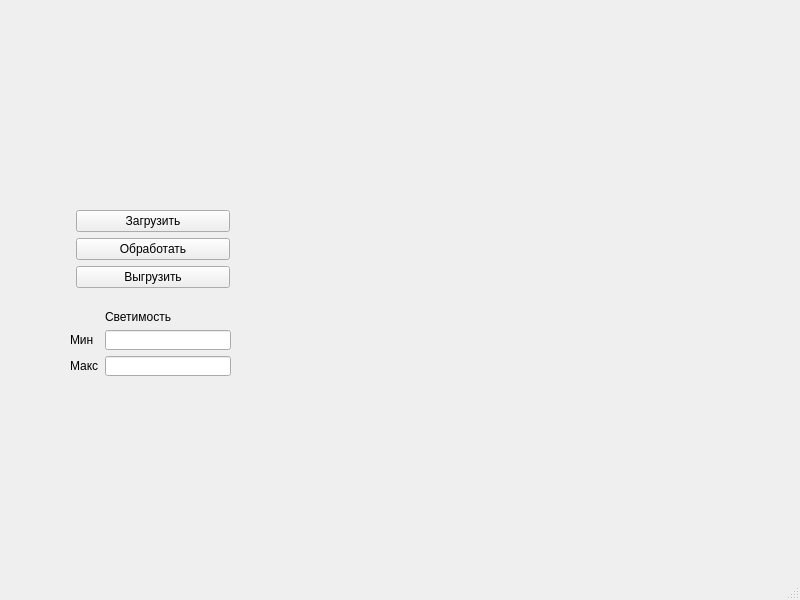
Ezachka/star_catching, file mainwindow.ui: the form before one commit.
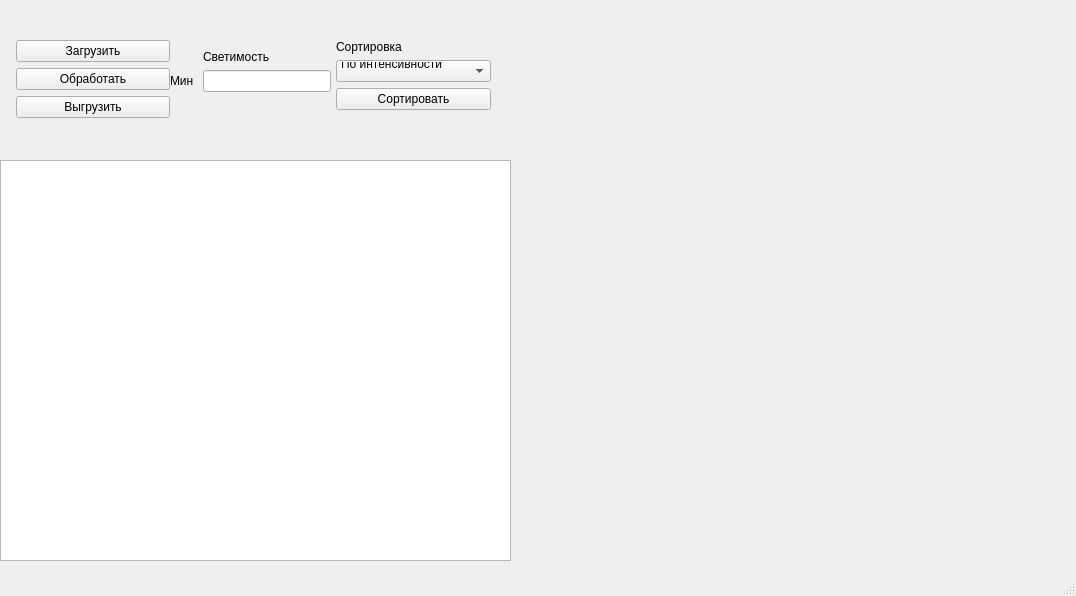
The form after the commit.

Diff of the .ui file:
```diff
--- a/mainwindow.ui
+++ b/mainwindow.ui
@@ -6,8 +6,8 @@
    <rect>
     <x>0</x>
     <y>0</y>
-    <width>800</width>
-    <height>600</height>
+    <width>1076</width>
+    <height>596</height>
    </rect>
   </property>
   <property name="windowTitle">
@@ -17,8 +17,8 @@
    <widget class="QWidget" name="formLayoutWidget">
     <property name="geometry">
      <rect>
-      <x>70</x>
-      <y>210</y>
+      <x>10</x>
+      <y>40</y>
       <width>160</width>
       <height>80</height>
      </rect>
@@ -50,7 +50,7 @@
    <widget class="QLabel" name="imageLabel">
     <property name="geometry">
      <rect>
-      <x>270</x>
+      <x>540</x>
       <y>20</y>
       <width>512</width>
       <height>512</height>
@@ -63,34 +63,24 @@
    <widget class="QWidget" name="formLayoutWidget_2">
     <property name="geometry">
      <rect>
-      <x>70</x>
-      <y>310</y>
+      <x>170</x>
+      <y>50</y>
       <width>161</width>
       <height>66</height>
      </rect>
     </property>
     <layout class="QFormLayout" name="formLayout_2">
-     <item row="1" column="0">
+     <item row="2" column="0">
       <widget class="QLabel" name="label">
        <property name="text">
         <string>Мин </string>
        </property>
       </widget>
      </item>
-     <item row="2" column="0">
-      <widget class="QLabel" name="label_2">
-       <property name="text">
-        <string>Макс</string>
-       </property>
-      </widget>
-     </item>
-     <item row="1" column="1">
+     <item row="2" column="1">
       <widget class="QLineEdit" name="light_min"/>
      </item>
-     <item row="2" column="1">
-      <widget class="QLineEdit" name="light_max"/>
-     </item>
-     <item row="0" column="1">
+     <item row="1" column="1">
       <widget class="QLabel" name="label_3">
        <property name="text">
         <string>Светимость </string>
@@ -99,6 +89,69 @@
      </item>
     </layout>
    </widget>
+   <widget class="QTableWidget" name="tableWidget">
+    <property name="geometry">
+     <rect>
+      <x>0</x>
+      <y>160</y>
+      <width>511</width>
+      <height>401</height>
+     </rect>
+    </property>
+   </widget>
+   <widget class="QWidget" name="formLayoutWidget_3">
+    <property name="geometry">
+     <rect>
+      <x>330</x>
+      <y>40</y>
+      <width>161</width>
+      <height>101</height>
+     </rect>
+    </property>
+    <layout class="QFormLayout" name="formLayout_3">
+     <item row="0" column="1">
+      <widget class="QLabel" name="label_4">
+       <property name="text">
+        <string>Сортировка</string>
+       </property>
+      </widget>
+     </item>
+     <item row="1" column="1">
+      <widget class="QComboBox" name="sortComboBox">
+       <item>
+        <property name="text">
+         <string>По интенсивности
+</string>
+        </property>
+       </item>
+       <item>
+        <property name="text">
+         <string>По количеству пикселей
+</string>
+        </property>
+       </item>
+       <item>
+        <property name="text">
+         <string>По координате X</string>
+        </property>
+       </item>
+       <item>
+        <property name="text">
+         <string>По координате Y
+</string>
+        </property>
+       </item>
+      </widget>
+     </item>
+     <item row="2" column="1">
+      <widget class="QPushButton" name="sortButton">
+       <property name="text">
+        <string>Сортировать</string>
+       </property>
+      </widget>
+     </item>
+    </layout>
+   </widget>
   </widget>
   <widget class="QMenuBar" name="menubar">
    <property name="geometry">
```
Left out of the diff: 2 changed lines with no effect on the pictures.
